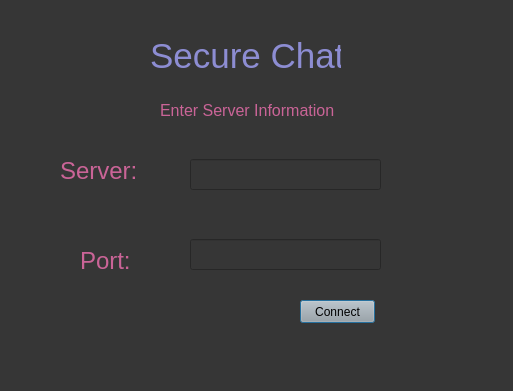
Old version of the form serverInfo.ui in the repository Benjamin-Pasternak/Security_project.
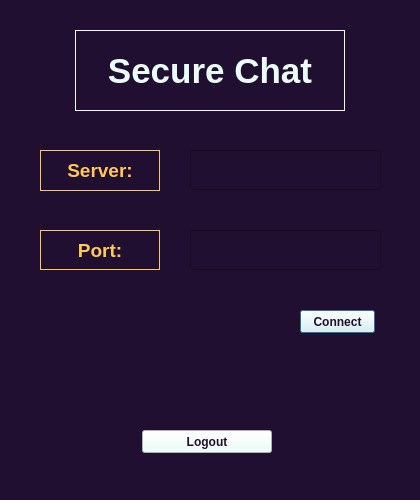
New version of the form.

What changed in the file:
```diff
--- a/serverInfo.ui
+++ b/serverInfo.ui
@@ -6,8 +6,8 @@
    <rect>
     <x>0</x>
     <y>0</y>
-    <width>513</width>
-    <height>391</height>
+    <width>420</width>
+    <height>500</height>
    </rect>
   </property>
   <property name="windowTitle">
@@ -17,93 +17,124 @@
    <double>0.990000000000000</double>
   </property>
   <property name="styleSheet">
-   <string notr="true">background-color:rgb(54, 54, 54)</string>
+   <string notr="true">background-color:#210f32</string>
   </property>
-  <widget class="QLabel" name="title_label">
-   <property name="geometry">
-    <rect>
-     <x>150</x>
-     <y>30</y>
-     <width>191</width>
-     <height>51</height>
-    </rect>
-   </property>
-   <property name="styleSheet">
-    <string notr="true">font-size:26pt; color:rgb(141, 141, 211)</string>
-   </property>
-   <property name="text">
-    <string>Secure Chat</string>
-   </property>
-  </widget>
   <widget class="QLabel" name="label">
    <property name="geometry">
     <rect>
-     <x>60</x>
+     <x>40</x>
      <y>150</y>
-     <width>91</width>
+     <width>120</width>
      <height>41</height>
     </rect>
    </property>
+   <property name="font">
+    <font>
+     <family>Tahoma</family>
+     <pointsize>14</pointsize>
+     <weight>75</weight>
+     <bold>true</bold>
+    </font>
+   </property>
    <property name="styleSheet">
-    <string notr="true">font-size: 18pt;color:rgb(202, 100, 151)</string>
+    <string notr="true">color:#ffc857</string>
+   </property>
+   <property name="frameShape">
+    <enum>QFrame::Box</enum>
    </property>
    <property name="text">
     <string>Server:</string>
    </property>
+   <property name="alignment">
+    <set>Qt::AlignCenter</set>
+   </property>
   </widget>
   <widget class="QLineEdit" name="server">
    <property name="geometry">
     <rect>
      <x>190</x>
-     <y>159</y>
+     <y>150</y>
      <width>191</width>
-     <height>31</height>
+     <height>40</height>
     </rect>
    </property>
+   <property name="font">
+    <font>
+     <family>Tahoma</family>
+     <pointsize>14</pointsize>
+    </font>
+   </property>
    <property name="styleSheet">
-    <string notr="true">color:rgb(232, 232, 232);font-size:14pt;</string>
+    <string notr="true">color:#eafdf8;font-size:14pt;</string>
    </property>
   </widget>
   <widget class="QLineEdit" name="port">
    <property name="geometry">
     <rect>
      <x>190</x>
-     <y>239</y>
+     <y>230</y>
      <width>191</width>
-     <height>31</height>
+     <height>40</height>
     </rect>
    </property>
+   <property name="font">
+    <font>
+     <family>Tahoma</family>
+     <pointsize>14</pointsize>
+    </font>
+   </property>
    <property name="styleSheet">
-    <string notr="true">color:rgb(232, 232, 232);font-size:14pt;</string>
+    <string notr="true">color:#eafdf8;font-size:14pt;</string>
    </property>
   </widget>
   <widget class="QLabel" name="password_label">
    <property name="geometry">
     <rect>
-     <x>80</x>
-     <y>240</y>
-     <width>61</width>
-     <height>41</height>
+     <x>40</x>
+     <y>230</y>
+     <width>120</width>
+     <height>40</height>
     </rect>
    </property>
+   <property name="font">
+    <font>
+     <family>Tahoma</family>
+     <pointsize>14</pointsize>
+     <weight>75</weight>
+     <bold>true</bold>
+    </font>
+   </property>
    <property name="styleSheet">
-    <string notr="true">font-size: 18pt;color:rgb(202, 100, 151)</string>
+    <string notr="true">color:#ffc857</string>
+   </property>
+   <property name="frameShape">
+    <enum>QFrame::Box</enum>
    </property>
    <property name="text">
     <string>Port:</string>
    </property>
+   <property name="alignment">
+    <set>Qt::AlignCenter</set>
+   </property>
   </widget>
   <widget class="QPushButton" name="connectButton">
    <property name="geometry">
     <rect>
      <x>300</x>
-     <y>300</y>
+     <y>310</y>
      <width>75</width>
      <height>23</height>
     </rect>
    </property>
+   <property name="font">
+    <font>
+     <family>Tahoma</family>
+     <weight>75</weight>
+     <bold>true</bold>
+    </font>
+   </property>
    <property name="styleSheet">
-    <string notr="true">background-color:rgb(167, 167, 167)</string>
+    <string notr="true">background-color:#eafdf8; color:#210f32</string>
    </property>
    <property name="text">
     <string>Connect</string>
@@ -112,17 +143,54 @@
   <widget class="QLabel" name="label_2">
    <property name="geometry">
     <rect>
-     <x>160</x>
-     <y>90</y>
-     <width>191</width>
-     <height>41</height>
+     <x>75</x>
+     <y>30</y>
+     <width>270</width>
+     <height>81</height>
     </rect>
    </property>
+   <property name="font">
+    <font>
+     <family>Tahoma</family>
+     <pointsize>26</pointsize>
+     <weight>75</weight>
+     <bold>true</bold>
+    </font>
+   </property>
    <property name="styleSheet">
-    <string notr="true">font-size: 12pt;color:rgb(202, 100, 151)</string>
+    <string notr="true">font-size:26pt;color:#eafdf8</string>
    </property>
+   <property name="frameShape">
+    <enum>QFrame::Box</enum>
+   </property>
    <property name="text">
-    <string>Enter Server Information</string>
+    <string>Secure Chat</string>
+   </property>
+   <property name="alignment">
+    <set>Qt::AlignCenter</set>
+   </property>
+  </widget>
+  <widget class="QPushButton" name="logoutButton">
+   <property name="geometry">
+    <rect>
+     <x>142</x>
+     <y>430</y>
+     <width>130</width>
+     <height>23</height>
+    </rect>
+   </property>
+   <property name="font">
+    <font>
+     <family>Tahoma</family>
+     <weight>75</weight>
+     <bold>true</bold>
+    </font>
+   </property>
+   <property name="styleSheet">
+    <string notr="true">background-color:#eafdf8; color:#210f32</string>
+   </property>
+   <property name="text">
+    <string>Logout</string>
    </property>
   </widget>
  </widget>
```
Left out of the diff: 2 changed lines with no effect on the pictures.
